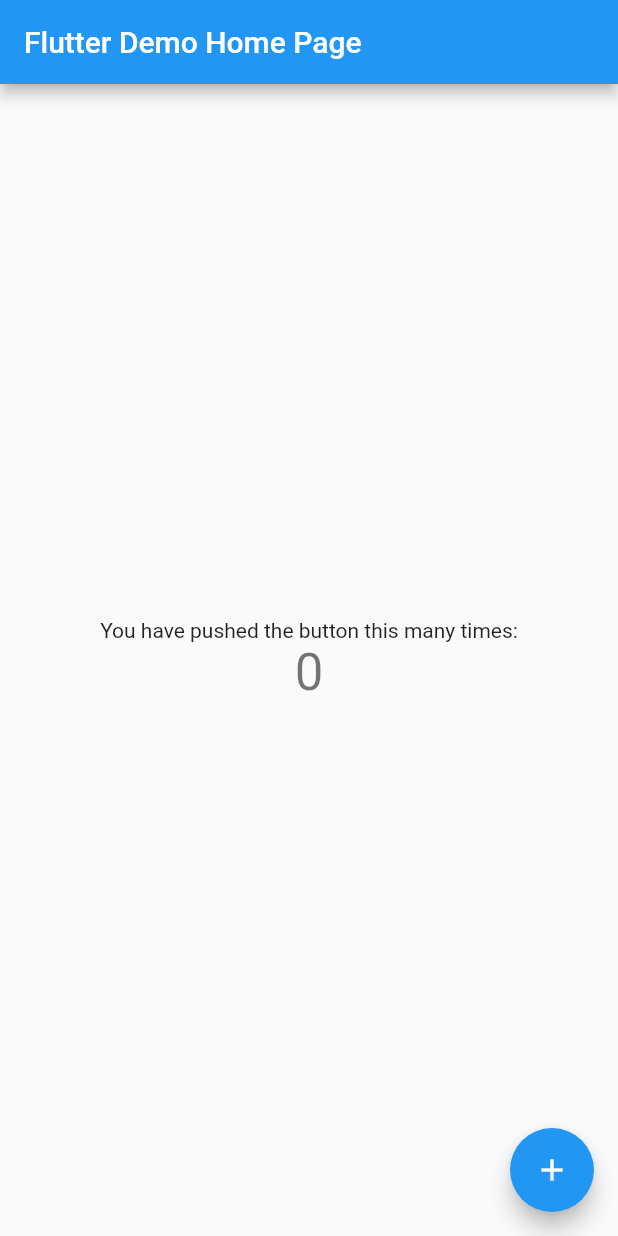
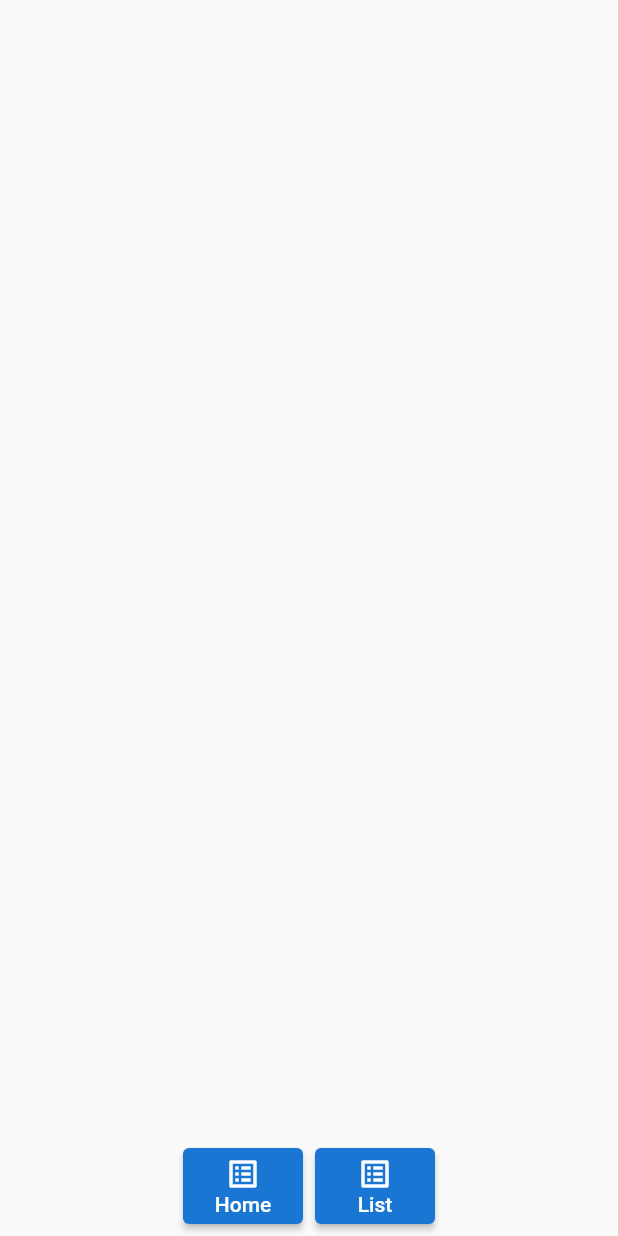
Before and after one commit to Szomti/Shopping, a Flutter app: the screen it shows after launch, on a phone screen of 412 x 824 dp. Run offline on Flutter 3.47's test engine with Material 2 defaults, Android fonts, the phone set to English and light mode, and no system bars.

Commit message:
BasicScaffold, BottomWidgets, Routy, HomeScreen, ShoppingListScreen

```diff
--- a/lib/main.dart
+++ b/lib/main.dart
@@ -1,4 +1,6 @@
 import 'package:flutter/material.dart';
+import 'package:shopping/view/main/screen_home.dart';
+import 'package:shopping/view/shopping_list/screen_shopping_list.dart';
 
 void main() {
   runApp(const MyApp());
@@ -10,58 +12,26 @@
   @override
   Widget build(BuildContext context) {
     return MaterialApp(
-      title: 'Flutter Demo',
-      theme: ThemeData(
-        primarySwatch: Colors.blue,
-      ),
-      home: const MyHomePage(title: 'Flutter Demo Home Page'),
+      initialRoute: HomeScreen.routeName,
+      onGenerateRoute: (settings) {
+        switch (settings.name) {
+          case HomeScreen.routeName:
+            {
+              return PageRouteBuilder(
+                  pageBuilder: (a, b, c) => const HomeScreen());
+            }
+          case ShoppingListScreen.routeName:
+            {
+              return PageRouteBuilder(
+                  pageBuilder: (a, b, c) => const ShoppingListScreen());
+            }
+          default:
+            {
+              return PageRouteBuilder(
+                  pageBuilder: (a, b, c) => const HomeScreen());
+            }
+        }
+      },
     );
   }
 }
-
-class MyHomePage extends StatefulWidget {
-  const MyHomePage({Key? key, required this.title}) : super(key: key);
-
-  final String title;
-
-  @override
-  State<MyHomePage> createState() => _MyHomePageState();
-}
-
-class _MyHomePageState extends State<MyHomePage> {
-  int _counter = 0;
-
-  void _incrementCounter() {
-    setState(() {
-      _counter++;
-    });
-  }
-
-  @override
-  Widget build(BuildContext context) {
-    return Scaffold(
-      appBar: AppBar(
-        title: Text(widget.title),
-      ),
-      body: Center(
-        child: Column(
-          mainAxisAlignment: MainAxisAlignment.center,
-          children: <Widget>[
-            const Text(
-              'You have pushed the button this many times:',
-            ),
-            Text(
-              '$_counter',
-              style: Theme.of(context).textTheme.headline4,
-            ),
-          ],
-        ),
-      ),
-      floatingActionButton: FloatingActionButton(
-        onPressed: _incrementCounter,
-        tooltip: 'Increment',
-        child: const Icon(Icons.add),
-      ), // This trailing comma makes auto-formatting nicer for build methods.
-    );
-  }
-}
--- /dev/null
+++ b/lib/models/model_shopping_item.dart
@@ -0,0 +1,6 @@
+class ShoppingItemModel {
+  final String name;
+  final String amount;
+
+  ShoppingItemModel(this.name, this.amount);
+}
--- a/lib/models/screen_shopping_item.dart
+++ /dev/null
@@ -1,6 +0,0 @@
-class ShoppingItem {
-  final String name;
-  final String amount;
-
-  ShoppingItem(this.name, this.amount);
-}
--- /dev/null
+++ b/lib/view/main/screen_home.dart
@@ -0,0 +1,26 @@
+import 'package:flutter/material.dart';
+import 'package:shopping/widgets/basic_scaffold.dart';
+import 'package:shopping/widgets/bottom_widgets.dart';
+
+class HomeScreen extends StatefulWidget {
+  static const routeName = "/homeScreen";
+
+  const HomeScreen({Key? key}) : super(key: key);
+
+  @override
+  State<StatefulWidget> createState() => _HomeScreenState();
+}
+
+class _HomeScreenState extends State<HomeScreen> {
+  @override
+  Widget build(BuildContext context) {
+    return BasicScaffold(
+      body: Column(
+        children: [
+          Expanded(child: Column()),
+          const BottomWidgets(),
+        ],
+      ),
+    );
+  }
+}
--- /dev/null
+++ b/lib/widgets/basic_scaffold.dart
@@ -0,0 +1,44 @@
+import 'package:flutter/material.dart';
+
+class BasicScaffold extends StatefulWidget {
+  static const double marginValue = 16.0;
+  final Alignment? alignment;
+  final Widget body;
+
+  const BasicScaffold({
+    this.alignment,
+    required this.body,
+    Key? key,
+  }) : super(key: key);
+
+  @override
+  State<StatefulWidget> createState() => _BasicScaffoldState();
+}
+
+class _BasicScaffoldState extends State<BasicScaffold> {
+  Alignment? get alignment => widget.alignment;
+
+  Widget get body => widget.body;
+
+  @override
+  Widget build(BuildContext context) {
+    return Scaffold(
+      body: SafeArea(
+        child: Align(
+          alignment: Alignment.topLeft,
+          child: Padding(
+            padding: const EdgeInsets.symmetric(
+                horizontal: BasicScaffold.marginValue),
+            child: Column(
+              children: [
+                Expanded(
+                  child: body,
+                ),
+              ],
+            ),
+          ),
+        ),
+      ),
+    );
+  }
+}
--- /dev/null
+++ b/lib/widgets/bottom_widgets.dart
@@ -0,0 +1,62 @@
+import 'package:flutter/material.dart';
+import 'package:shopping/view/shopping_list/screen_shopping_list.dart';
+import 'package:shopping/widgets/basic_scaffold.dart';
+
+class BottomWidgets extends StatefulWidget {
+  const BottomWidgets({Key? key}) : super(key: key);
+
+  @override
+  State<StatefulWidget> createState() => _BottomWidgetsState();
+}
+
+class _BottomWidgetsState extends State<BottomWidgets> {
+  static const _iconSize = 24.0;
+  static const _iconColor = Colors.white;
+
+  static final _pageButtonStyle = ElevatedButton.styleFrom(
+    splashFactory: NoSplash.splashFactory,
+    primary: Colors.blue.shade700,
+    fixedSize: const Size.fromWidth(BasicScaffold.marginValue * 5),
+    padding: const EdgeInsets.all(BasicScaffold.marginValue / 3),
+  );
+
+  @override
+  Widget build(BuildContext context) {
+    return ButtonBar(
+      alignment: MainAxisAlignment.center,
+      children: [
+        _createButton(_goToHome, "Home"),
+        _createButton(_goToList, "List"),
+      ],
+    );
+  }
+
+  void _goToHome() {
+    Navigator.pushNamedAndRemoveUntil(context, "/homeScreen", (r) => false);
+  }
+
+  void _goToList() {
+    Navigator.pushNamed(context, ShoppingListScreen.routeName);
+  }
+
+  Widget _createButton(void Function() fun, String text) {
+    return ElevatedButton(
+      onPressed: fun,
+      style: _pageButtonStyle,
+      child: Column(
+        children: [
+          _createIcon(Icons.list_alt_outlined),
+          Text(text),
+        ],
+      ),
+    );
+  }
+
+  Widget _createIcon(IconData icon) {
+    return Icon(
+      icon,
+      size: _iconSize,
+      color: _iconColor,
+    );
+  }
+}
```
Also changed, not shown: lib/view/shopping_list.dart (deleted, +0 -21 lines), lib/view/shopping_list/screen_shopping_list.dart (added, +103 -0 lines).
